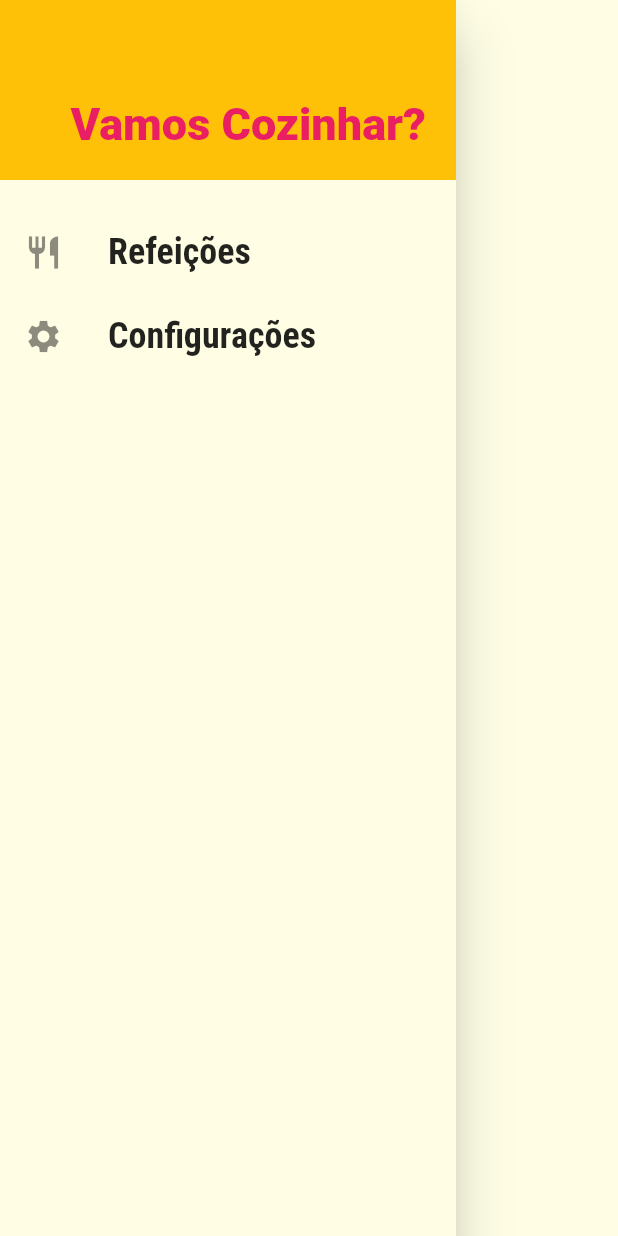
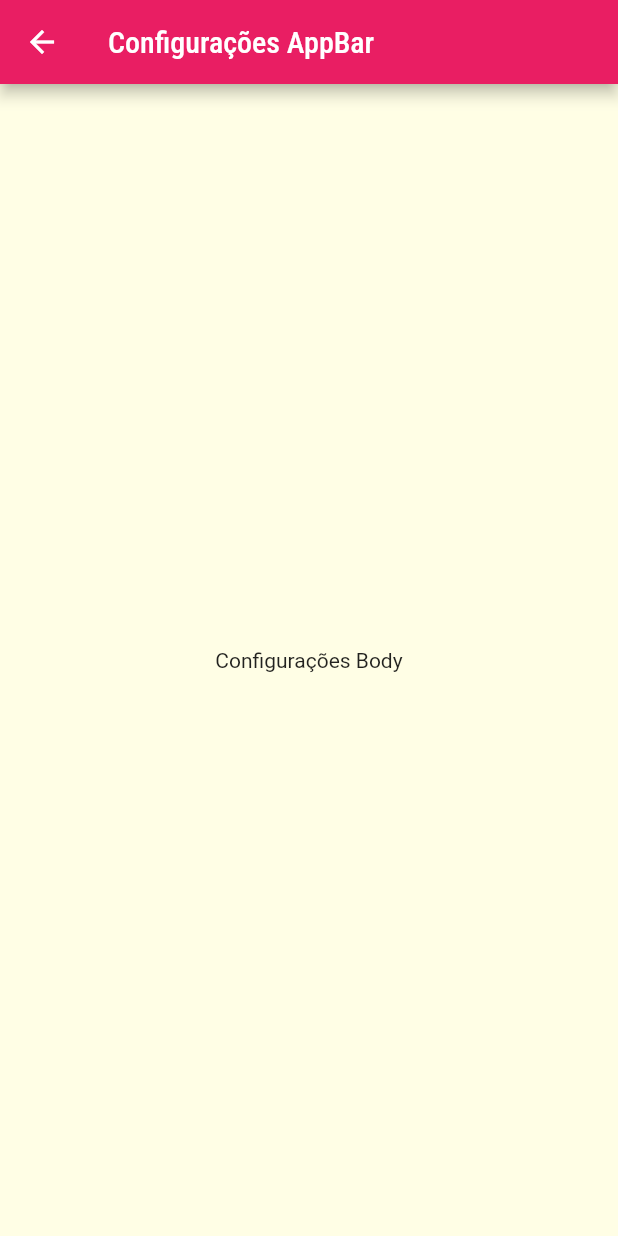
Before and after one commit to Davidson031/App-Receitas-Flutter, a Flutter app: the MainDrawer widget shown alone on an empty page, opened directly, after a tap on "Configurações", on a phone screen of 412 x 824 dp. Run offline on Flutter 3.47's test engine with Material 2 defaults, Android fonts, the phone set to English and light mode, and no system bars; network calls fail.

Commit message:
Configurando roteamento de links no drawer

```diff
--- a/lib/components/main_drawer.dart
+++ b/lib/components/main_drawer.dart
@@ -2,16 +2,16 @@
 
 import 'package:flutter/src/foundation/key.dart';
 import 'package:flutter/src/widgets/framework.dart';
-
+import '../utils/app-routes.dart';
 import 'package:flutter/material.dart';
 
 class MainDrawer extends StatelessWidget {
   const MainDrawer({Key? key}) : super(key: key);
 
-  Widget _createItem(IconData icon, String label){
+  Widget _createItem(IconData icon, String label, Function() onTap){
 
     return ListTile(
-      onTap: (){},
+      onTap: onTap,
       leading: Icon(
         icon,
         size: 26,
@@ -53,10 +53,12 @@ class MainDrawer extends StatelessWidget {
           _createItem(
             Icons.restaurant,
             'Refeições',
+            () => Navigator.of(context).pushNamed(AppRoutes.HOME),
           ),
           _createItem(
             Icons.settings,
             'Configurações',
+            () => Navigator.of(context).pushNamed(AppRoutes.SETTINGS),
           ),
         ]
       ),
--- a/lib/main.dart
+++ b/lib/main.dart
@@ -5,6 +5,7 @@ import 'screens/categories_meals_screen.dart';
 import 'utils/app-routes.dart';
 import 'package:receitas/screens/meal_detail-screen.dart';
 import 'screens/tabs_screen.dart';
+import 'screens/settings_screen.dart';
 
 void main() => runApp(MyApp());
 
@@ -31,6 +32,7 @@ class MyApp extends StatelessWidget {
         AppRoutes.HOME: (contexto) => TabsScreen(),
         AppRoutes.CATEGORIES_MEALS: (contexto) => CategoriesMealsScreen(),
         AppRoutes.MEAL_DETAIL: (contexto) => MealDetailScreen(),
+        AppRoutes.SETTINGS: (contexto) => Settings(),
       },
 
     );
--- /dev/null
+++ b/lib/screens/settings_screen.dart
@@ -0,0 +1,25 @@
+// ignore_for_file: prefer_const_constructors
+
+import 'package:flutter/src/foundation/key.dart';
+import 'package:flutter/src/widgets/framework.dart';
+
+import 'package:flutter/material.dart';
+
+
+class Settings extends StatelessWidget {
+  const Settings({Key? key}) : super(key: key);
+
+  @override
+  Widget build(BuildContext context) {
+
+    return Scaffold(
+      appBar: AppBar(
+        title: Text('Configurações AppBar'),
+      ),
+      body: Center(
+        child: Text('Configurações Body'),
+      ),
+    );
+
+  }
+}
--- a/lib/utils/app-routes.dart
+++ b/lib/utils/app-routes.dart
@@ -3,5 +3,6 @@ class AppRoutes {
   static const HOME = '/';
   static const CATEGORIES_MEALS = '/categories-meals';
   static const MEAL_DETAIL = '/meal-detail';
+  static const SETTINGS = '/settings';
 
 }
```
